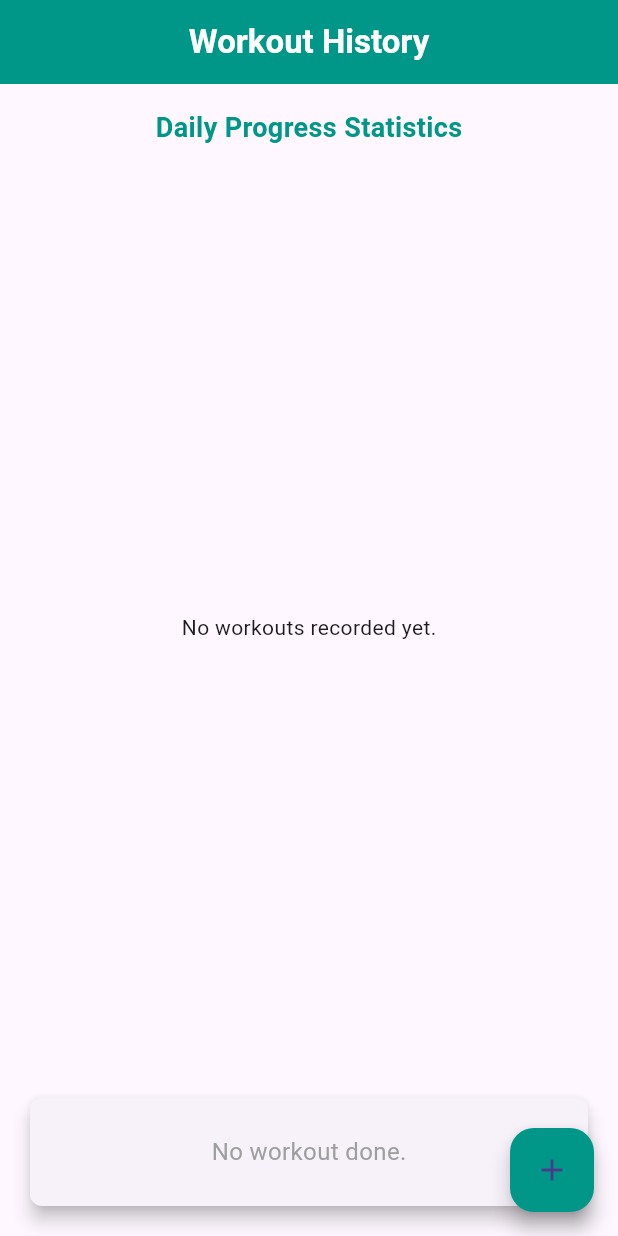
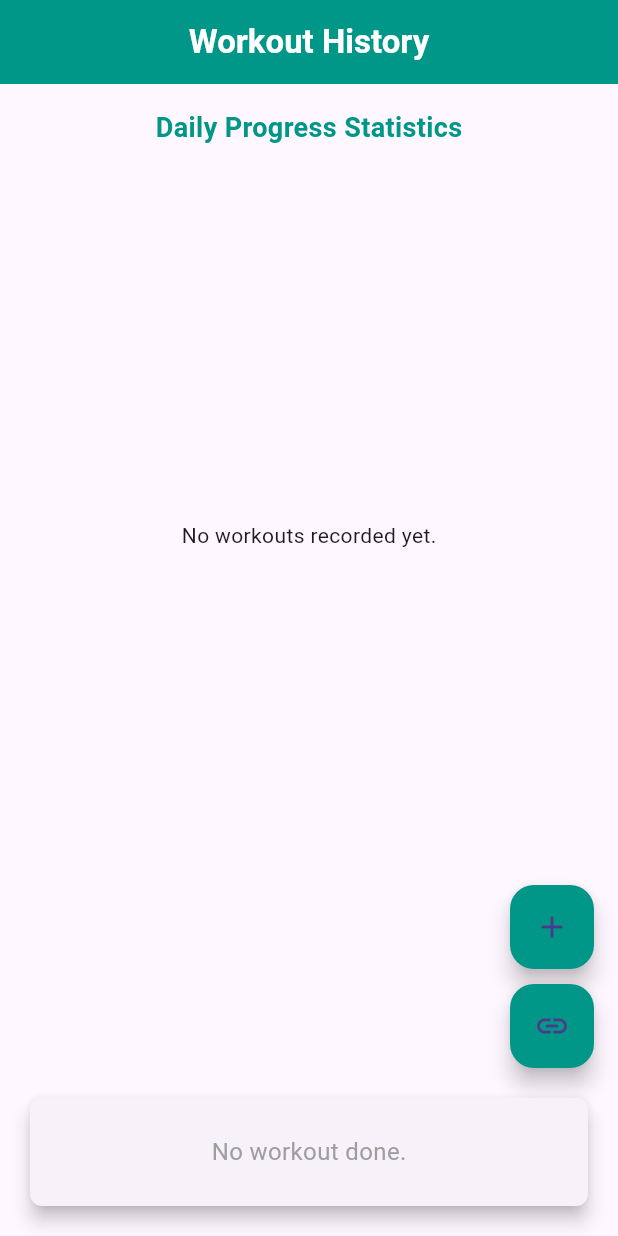
Before and after one commit to raorupesh/WorkoutApplication, a Flutter app: the screen it shows after launch, on a phone screen of 412 x 824 dp. Run offline on Flutter 3.47's test engine with Material 3 defaults, Android fonts, the phone set to English and light mode, and no system bars; our stand-ins replace sqflite; accounts and stored records are empty.

Commit message:
Added Join Workout Page and button for navigation

```diff
--- a/lib/workout_details/workout_history_page.dart
+++ b/lib/workout_details/workout_history_page.dart
@@ -5,6 +5,7 @@ import '../main.dart';
 import '../widgets/recent_performance_widget.dart';
 import 'workout_details_page.dart';
 import 'workout_selection_page.dart';
+import 'join_workout_page.dart'; // Add this import
 
 class WorkoutHistoryPage extends StatelessWidget {
   @override
@@ -67,8 +68,7 @@ class WorkoutHistoryPage extends StatelessWidget {
                       Navigator.push(
                         context,
                         MaterialPageRoute(
-                          builder: (context) =>
-                              WorkoutDetailsPage(workout),
+                          builder: (context) => WorkoutDetailsPage(workout),
                         ),
                       );
                     },
@@ -77,6 +77,61 @@ class WorkoutHistoryPage extends StatelessWidget {
               },
             ),
           ),
+
+          // Add a Column for the buttons aligned to the right
+          Align(
+            alignment: Alignment.centerRight, // Align the buttons to the right
+            child: Padding(
+              padding: const EdgeInsets.only(right: 16.0), // Add some right padding for spacing
+              child: Column(
+                children: [
+                  // Existing button for selecting workout plan
+                  Tooltip(
+                    message: 'Select Workout Plan',  // Hover text
+                    child: AnimatedOpacity(
+                      opacity: 1.0,  // Add transition opacity effect if needed
+                      duration: Duration(milliseconds: 300),
+                      child: FloatingActionButton(
+                        onPressed: () {
+                          Navigator.push(
+                            context,
+                            MaterialPageRoute(
+                              builder: (context) => WorkoutPlanSelectionPage(),
+                            ),
+                          );
+                        },
+                        child: Icon(Icons.add),
+                        backgroundColor: Colors.teal,
+                      ),
+                    ),
+                  ),
+                  SizedBox(height: 10), // Space between buttons
+                  // New button for joining workout
+                  Tooltip(
+                    message: 'Join Workout',  // Hover text
+                    child: AnimatedOpacity(
+                      opacity: 1.0,  // Add transition opacity effect if needed
+                      duration: Duration(milliseconds: 300),
+                      child: FloatingActionButton(
+                        onPressed: () {
+                          Navigator.push(
+                            context,
+                            MaterialPageRoute(
+                              builder: (context) => JoinWorkoutPage(),
+                            ),
+                          );
+                        },
+                        child: Icon(Icons.link),
+                        backgroundColor: Colors.teal,
+                      ),
+                    ),
+                  ),
+                ],
+              ),
+            ),
+          ),
+
+          // Add RecentPerformanceWidget below the buttons
           Padding(
             padding: const EdgeInsets.all(16.0),
             child: Container(
@@ -87,18 +142,6 @@ class WorkoutHistoryPage extends StatelessWidget {
           ),
         ],
       ),
-      floatingActionButton: FloatingActionButton(
-        onPressed: () {
-          Navigator.push(
-            context,
-            MaterialPageRoute(
-              builder: (context) => WorkoutPlanSelectionPage(),
-            ),
-          );
-        },
-        child: Icon(Icons.add),
-        backgroundColor: Colors.teal,
-      ),
     );
   }
 }
```
Also changed, not shown: lib/workout_details/join_workout_page.dart (added, +71 -0 lines).
